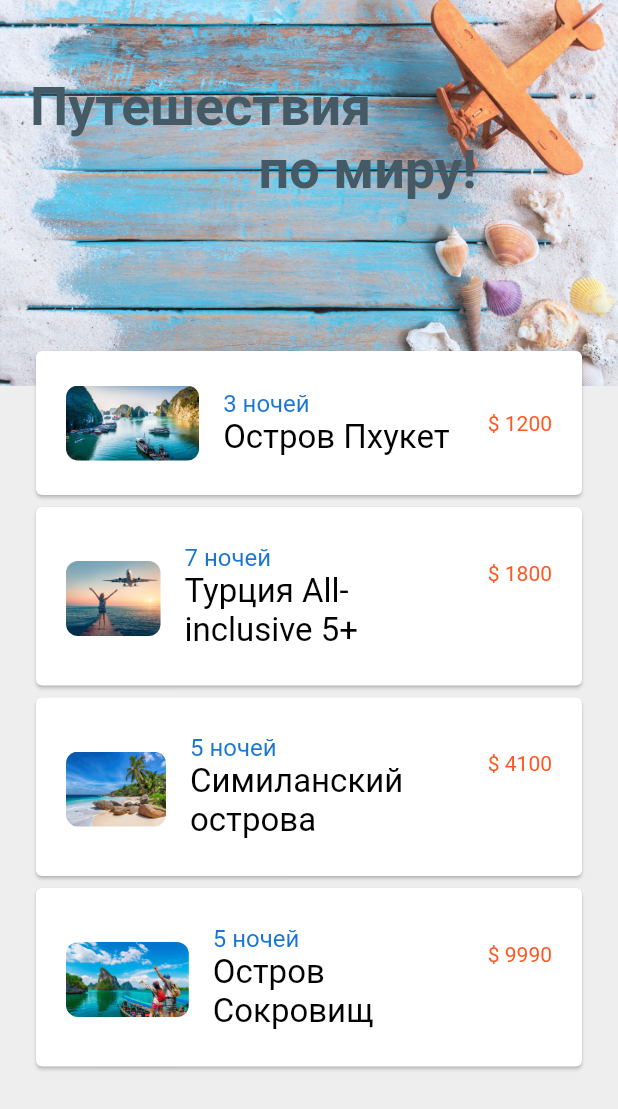
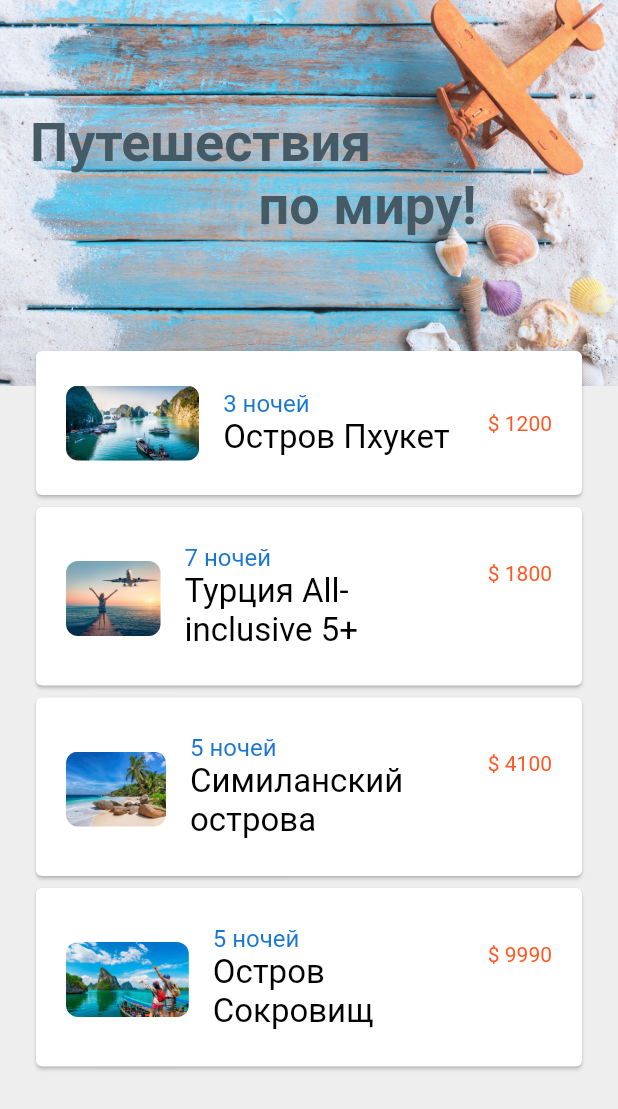
Before and after one commit to sesite/animation, a Flutter app: the screen it shows after launch, on a phone screen of 412 x 824 dp. Shown: the top 1109 px of the screen. Run offline on Flutter 3.47's test engine with Material 2 defaults, Android fonts, the light colour scheme and no system bars.

Commit message:
use hero for detail screen

```diff
--- a/lib/screens/detail.dart
+++ b/lib/screens/detail.dart
@@ -19,11 +19,14 @@ class Details extends StatelessWidget {
         child: Column(
           children: [
             ClipRRect(
-              child: Image.asset(
-                'assets/${trip.img}',
-                height: 360,
-                fit: BoxFit.fitHeight,
-                alignment: Alignment.topCenter,
+              child: Hero(
+                tag: 'location-img-${trip.img}',
+                child: Image.asset(
+                  'assets/${trip.img}',
+                  height: 360,
+                  fit: BoxFit.fitHeight,
+                  alignment: Alignment.topCenter,
+                ),
               ),
             ),
             SizedBox(height: 30),
--- a/lib/shared/screenTitle.dart
+++ b/lib/shared/screenTitle.dart
@@ -6,12 +6,26 @@ class ScreenTitle extends StatelessWidget {
 
   @override
   Widget build(BuildContext context) {
-    return Text(
-      text,
-      style: TextStyle(
-        fontSize: 36,
-        color: Colors.blueGrey[700],
-        fontWeight: FontWeight.bold,
+    return TweenAnimationBuilder(
+      tween: Tween<double>(
+        begin: 0,
+        end: 1,
+      ),
+      duration: Duration(seconds: 1),
+      builder: (BuildContext context, double _val, Widget child) {
+        return Opacity(
+          opacity: _val,
+          child:
+              Padding(padding: EdgeInsets.only(top: _val * 24), child: child),
+        );
+      },
+      child: Text(
+        text,
+        style: TextStyle(
+          fontSize: 36,
+          color: Colors.blueGrey[700],
+          fontWeight: FontWeight.bold,
+        ),
       ),
     );
   }
--- a/lib/shared/tripList.dart
+++ b/lib/shared/tripList.dart
@@ -68,9 +68,12 @@ class _TripListState extends State<TripList> {
         ),
         leading: ClipRRect(
           borderRadius: BorderRadius.circular(8),
-          child: Image.asset(
-            'assets/${trip.img}',
-            height: 50,
+          child: Hero(
+            tag: 'location-img-${trip.img}',
+            child: Image.asset(
+              'assets/${trip.img}',
+              height: 50,
+            ),
           ),
         ),
         trailing: Text(
```
